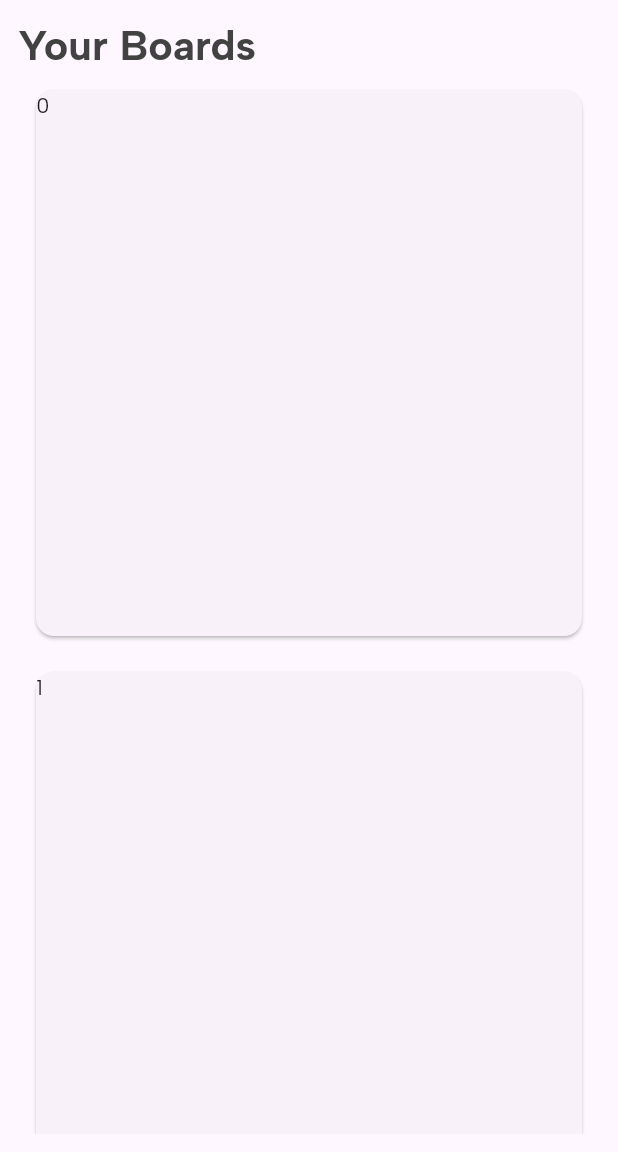
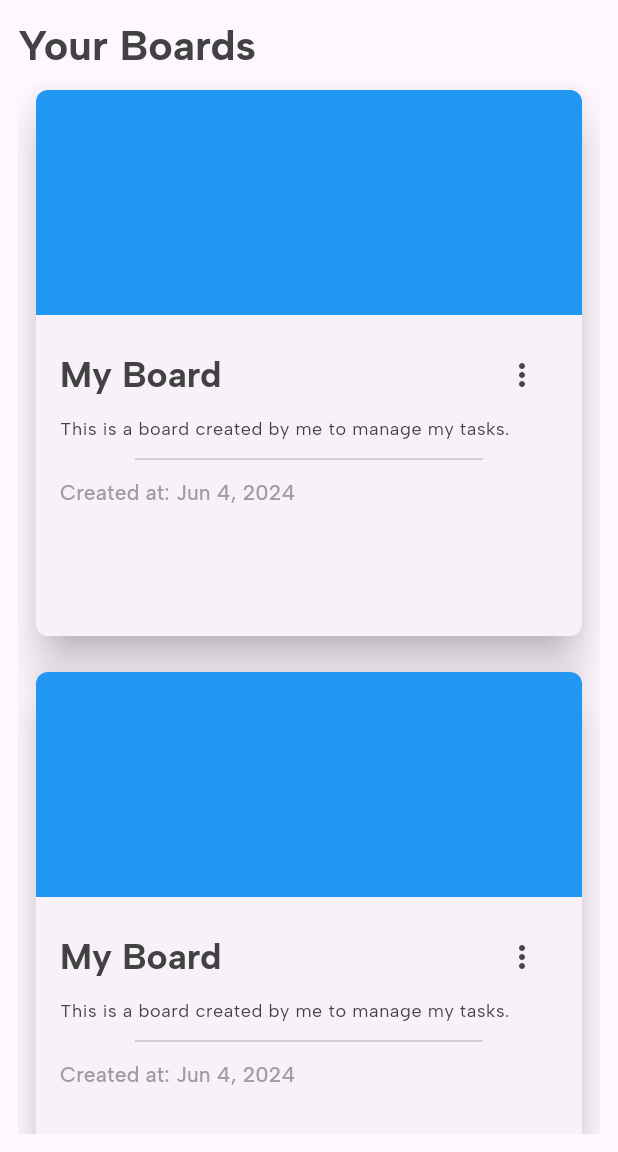
Before and after one commit to AmanR0711/trello-app, a Flutter app: the DashboardScreen screen opened by its route, on a phone screen of 412 x 824 dp, the part 84-1236 px from its top. Run offline on Flutter 3.47's test engine with Material 3 defaults, Android fonts, the phone set to English and light mode, and no system bars; our stand-ins replace dio, equatable, firebase_auth, firebase_core, flutter_bloc, flutter_secure_storage and 3 more; missing offline and left inert: google_sign_in_web; accounts and stored records are empty; network calls fail.

Commit message:
feat: board card

```diff
--- a/lib/src/dashboard/dashboard_screen.dart
+++ b/lib/src/dashboard/dashboard_screen.dart
@@ -3,6 +3,7 @@ import 'dart:math';
 import 'package:flutter/material.dart';
 
 import '../common/ui/trello_message_widget.dart';
+import 'ui/trello_board_card.dart';
 import 'ui/view_profile_button.dart';
 
 class DashboardScreen extends StatefulWidget {
@@ -71,9 +72,7 @@ class _DashboardScreenState extends State<DashboardScreen> {
                 shrinkWrap: true,
                 physics: const ClampingScrollPhysics(),
                 itemCount: 5,
-                itemBuilder: (c, i) => Card(
-                  child: Text(i.toString()),
-                ),
+                itemBuilder: (c, i) => const TrelloBoardCard(),
                 gridDelegate: SliverGridDelegateWithFixedCrossAxisCount(
                   crossAxisCount: min((width / 300).toInt(), 4) <= 0
                       ? 1
--- /dev/null
+++ b/lib/src/dashboard/ui/trello_board_card.dart
@@ -0,0 +1,77 @@
+import 'package:flutter/material.dart';
+
+class TrelloBoardCard extends StatefulWidget {
+  const TrelloBoardCard({super.key});
+
+  @override
+  State<TrelloBoardCard> createState() => _TrelloBoardCardState();
+}
+
+class _TrelloBoardCardState extends State<TrelloBoardCard> {
+  @override
+  Widget build(BuildContext context) {
+    return Card(
+      shadowColor: Colors.black,
+      elevation: 12.0,
+      shape: RoundedRectangleBorder(
+        borderRadius: BorderRadius.circular(8.0),
+      ),
+      child: Column(
+        crossAxisAlignment: CrossAxisAlignment.start,
+        mainAxisSize: MainAxisSize.min,
+        children: [
+          Container(
+            decoration: const BoxDecoration(
+              borderRadius: BorderRadius.only(
+                topLeft: Radius.circular(8.0),
+                topRight: Radius.circular(8.0),
+              ),
+              color: Colors.blue,
+            ),
+            height: 150.0,
+          ),
+          Padding(
+            padding: const EdgeInsets.all(16.0),
+            child: Column(
+              crossAxisAlignment: CrossAxisAlignment.start,
+              children: [
+                Row(
+                  mainAxisAlignment: MainAxisAlignment.spaceBetween,
+                  children: [
+                    Text(
+                      "My Board",
+                      style: Theme.of(context).textTheme.headlineSmall!.copyWith(
+                            fontWeight: FontWeight.w800,
+                            color: Colors.grey[800],
+                          ),
+                    ),
+                    IconButton(
+                      onPressed: () {},
+                      icon: const Icon(Icons.more_vert),
+                    ),
+                  ],
+                ),
+                const SizedBox(height: 4.0),
+                Text(
+                  "This is a board created by me to manage my tasks.",
+                  style: Theme.of(context).textTheme.bodySmall!.copyWith(
+                        color: Colors.grey[800],
+                      ),
+                ),
+                const SizedBox(height: 4.0),
+                const Divider(indent: 50.0, endIndent: 50.0),
+                const SizedBox(height: 4.0),
+                Text(
+                  "Created at: Jun 4, 2024",
+                  style: Theme.of(context).textTheme.labelLarge!.copyWith(
+                        color: Colors.grey[500],
+                      ),
+                ),
+              ],
+            ),
+          ),
+        ],
+      ),
+    );
+  }
+}
```
